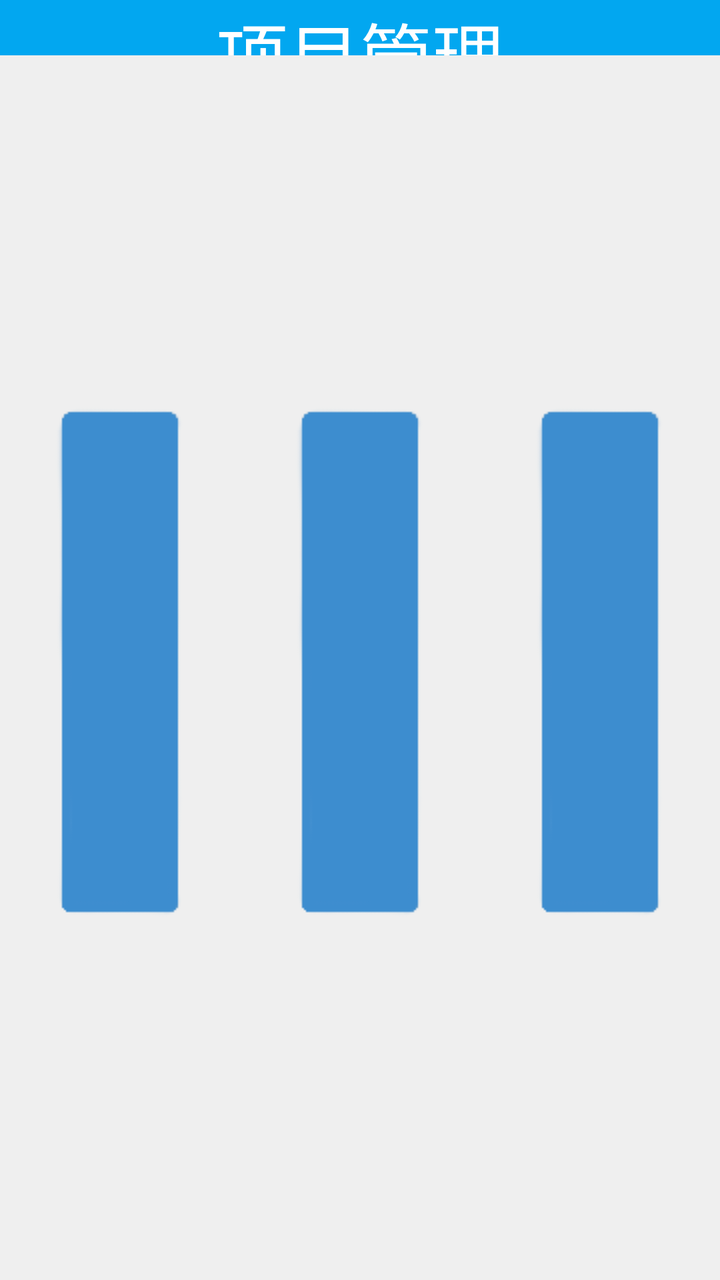
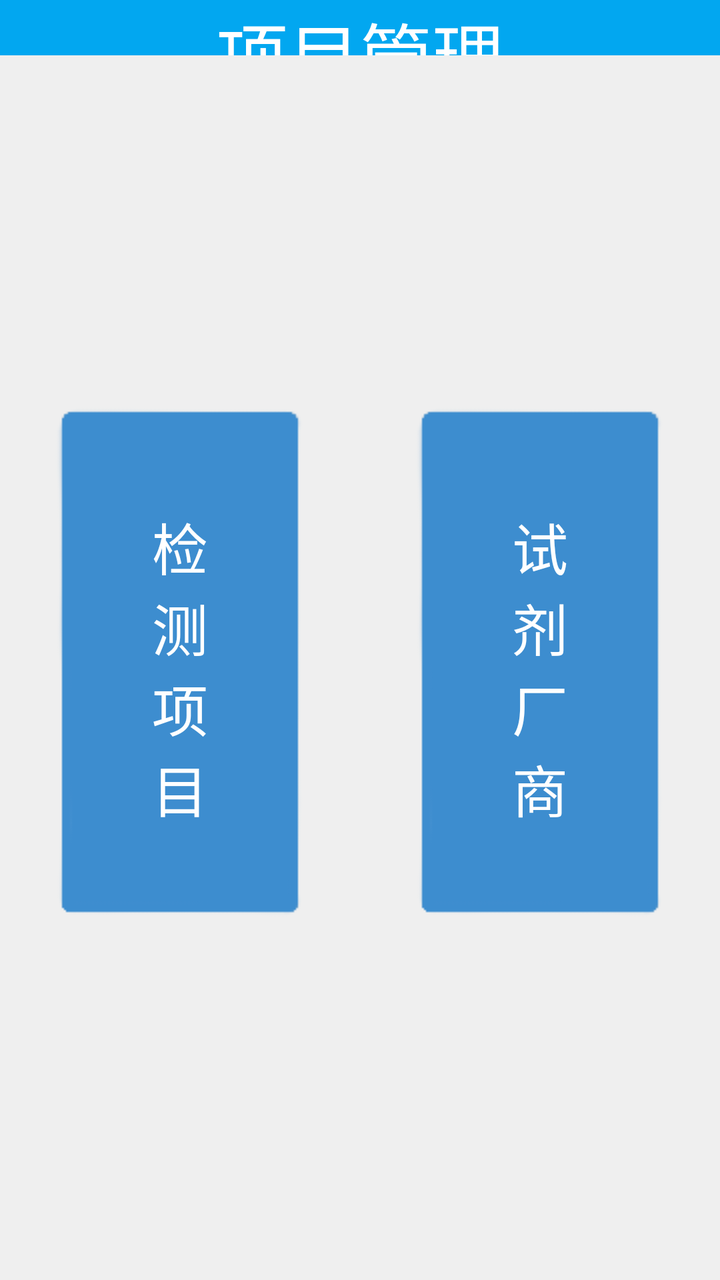

Before-and-after screenshots of an Android layout around one commit, followed by the original layout XML and the change that was made.
<!-- AndroidManifest.xml: application theme AppTheme -->
<!-- res/layout/activity_project_manager_main.xml -->
<?xml version="1.0" encoding="utf-8"?>
<androidx.constraintlayout.widget.ConstraintLayout xmlns:android="http://schemas.android.com/apk/res/android"
    xmlns:app="http://schemas.android.com/apk/res-auto"
    android:layout_width="match_parent"
    android:layout_height="match_parent"
    android:background="@color/BACK_GROUND_COLOR">

    <TextView
        android:id="@+id/tv_title"
        android:layout_width="match_parent"
        android:layout_height="0dp"
        android:layout_weight="1"
        android:background="@color/THEME_COLOR"
        android:gravity="center"
        android:text="项目管理"
        android:textColor="@color/white"
        android:textSize="36sp"
        app:layout_constraintDimensionRatio="h,13:1"
        app:layout_constraintTop_toTopOf="parent" />

    <LinearLayout
        android:layout_width="match_parent"
        android:layout_height="0dp"
        android:orientation="vertical"
        app:layout_constraintBottom_toBottomOf="parent"
        app:layout_constraintTop_toBottomOf="@+id/tv_title">

        <LinearLayout
            android:layout_width="match_parent"
            android:layout_height="match_parent"
            android:gravity="center"
            android:orientation="horizontal">

            <Button
                android:id="@+id/activity_project_manager_btn_checkunit"
                style="@style/project_manager_button_style"
                android:layout_margin="50dp"
                android:text="检测单位"
                android:visibility="gone" />

            <Button
                android:id="@+id/activity_project_manager_btn_checker"
                style="@style/project_manager_button_style"
                android:layout_margin="50dp"
                android:layout_marginLeft="30dp"
                android:text="检验员"
                android:visibility="gone" />

            <Button
                android:id="@+id/activity_project_manager_btn_project"
                style="@style/BtnBottom"
                android:padding="50dp"
                android:text="检测项目" />

            <Button
                android:id="@+id/activity_project_manager_btn_checkpicture"
                style="@style/BtnBottom"
                android:padding="50dp"
                android:text="检测图片" />

            <Button
                android:id="@+id/activity_project_manager_btn_cardcompany"
                style="@style/BtnBottom"
                android:padding="50dp"
                android:text="试剂厂商"
                android:visibility="visible" />
        </LinearLayout>

        <LinearLayout
            android:layout_width="match_parent"
            android:layout_height="0dp"
            android:layout_weight="1"
            android:orientation="horizontal">

            <Button
                android:id="@+id/activity_project_manager_btn_reagentcompany"
                style="@style/project_manager_button_style"
                android:layout_margin="50dp"
                android:layout_marginLeft="30dp"
                android:text="试剂厂商"
                android:visibility="gone" />


            <Button
                android:id="@+id/activity_project_manager_btn_sampletype"
                style="@style/project_manager_button_style"
                android:layout_margin="50dp"
                android:text="样品类型"
                android:visibility="gone" />

        </LinearLayout>

        <LinearLayout
            android:layout_width="match_parent"
            android:layout_height="0dp"
            android:layout_weight="1"
            android:orientation="horizontal">


            <Button
                android:id="@+id/activity_project_manager_btn_samplename"
                style="@style/project_manager_button_style"
                android:layout_margin="50dp"
                android:text="样品名称"
                android:visibility="gone" />

            <Button
                android:id="@+id/activity_project_manager_btn_sampleunit"
                style="@style/project_manager_button_style"
                android:layout_margin="50dp"
                android:text="商品来源"
                android:visibility="gone" />

        </LinearLayout>


    </LinearLayout>

</androidx.constraintlayout.widget.ConstraintLayout>
<!-- resources referenced by this layout -->
<resources>
  <color name="BACK_GROUND_COLOR">#efefef</color>
  <color name="THEME_COLOR">#02A7F0</color>
  <color name="white">#ffffff</color>
  <style name="BtnBottom" parent="android:Widget.Material.Light.Button.Borderless.Small">
          
          <item name="android:textSize">28sp</item>
          <item name="android:textColor">@android:color/white</item>
          <item name="android:background">@drawable/btn_default1</item>
          <item name="android:layout_width">0dp</item>
          <item name="android:layout_marginRight">25dp</item>
          <item name="android:layout_marginLeft">25dp</item>
          <item name="android:layout_height">wrap_content</item>
          <item name="android:layout_weight">1</item>
      </style>
  <style name="project_manager_button_style">
          <item name="android:layout_width">0dp</item>
          <item name="android:layout_height">100dp</item>
          <item name="android:layout_weight">1.0</item>
          <item name="android:background">@drawable/main_change_btu_shape</item>
          <item name="android:textSize">30sp</item>
      </style>
  <style name="AppTheme" parent="Theme.AppCompat.Light.DarkActionBar">
          
          <item name="android:windowNoTitle">true</item>
          <item name="android:windowFullscreen">true</item>
      </style>
  <!-- drawable btn_default1 (drawable) -->
  <?xml version="1.0" encoding="utf-8"?>
  <selector xmlns:android="http://schemas.android.com/apk/res/android">
      <item android:state_pressed="true" android:drawable="@drawable/btn_blue_selected1"></item>
      <item android:state_pressed="false" android:drawable="@drawable/btn_blue_normal1"></item>
      <item android:drawable="@drawable/btn_blue_normal1"></item>
  </selector>
  <!-- drawable main_change_btu_shape (drawable) -->
  <?xml version="1.0" encoding="utf-8"?>
  <shape xmlns:android="http://schemas.android.com/apk/res/android" >
  
      <corners android:radius="5dp" />
  
      <solid android:color="#bbffff" />
  
      <stroke
          android:width="1dp"
          android:color="#999999" />
  
  </shape>
  <!-- drawable btn_blue_selected1: png bitmap (drawable, 444 bytes) -->
  <!-- drawable btn_blue_normal1: png bitmap (drawable, 832 bytes) -->
</resources>

<!-- the commit's change to res/layout/activity_project_manager_main.xml (unified diff, before → after) -->
@@ -55,6 +55,7 @@
             <Button
                 android:id="@+id/activity_project_manager_btn_checkpicture"
                 style="@style/BtnBottom"
+                android:visibility="gone"
                 android:padding="50dp"
                 android:text="检测图片" />
 
